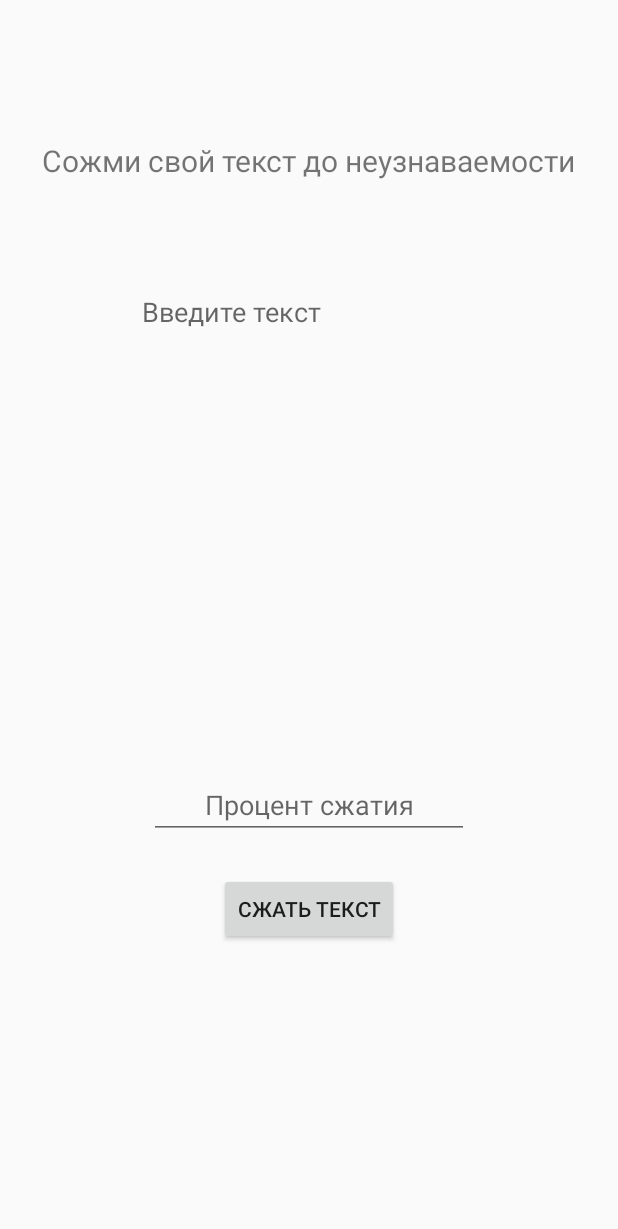
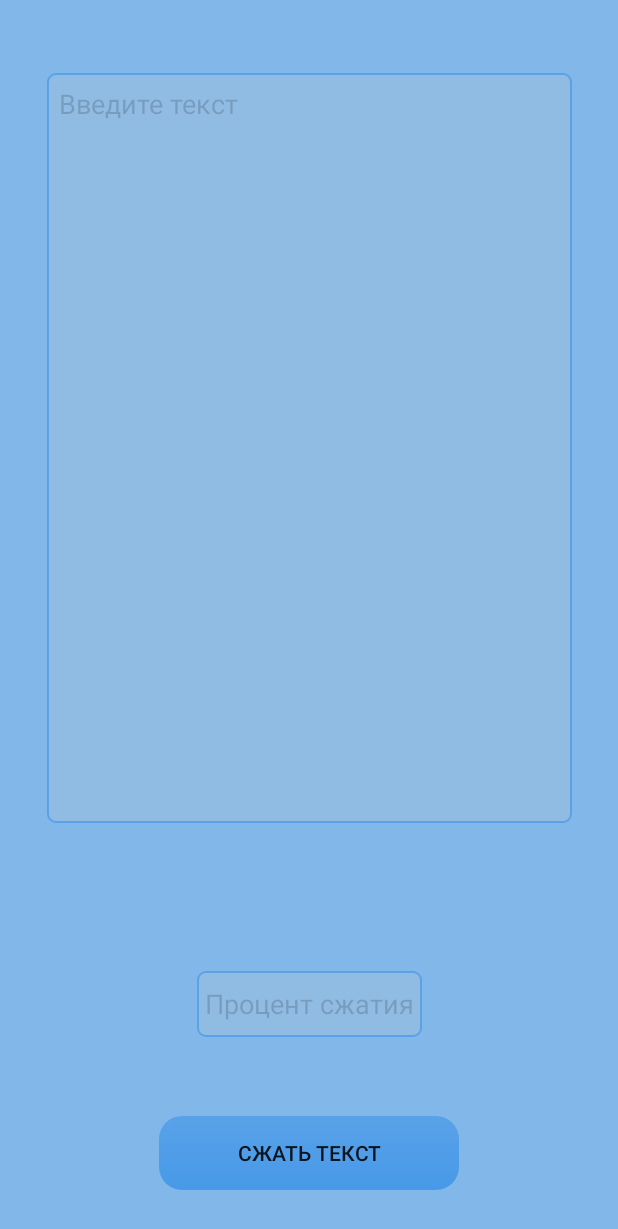
Before and after one commit to edward-nek/TextCorrect, an Android app: the layout activity_main.xml on its own in the app's theme, with its tools: preview values and no code run, on a phone screen of 412 x 824 dp. Shown: the top 1229 px of the screen. Run offline under Robolectric (Android 15) with nearby library versions, the light colour scheme and no system bars.

Commit message:
Redesign application

```diff
--- /dev/null
+++ b/app/src/main/res/drawable/button_style.xml
@@ -0,0 +1,24 @@
+<?xml version="1.0" encoding="utf-8"?>
+<shape xmlns:android="http://schemas.android.com/apk/res/android">
+    android:shape="rectangle" >
+
+    <corners android:radius="15dp" />
+
+    <gradient
+        android:angle="90"
+        android:startColor="#4799E8"
+        android:endColor="#B24799E8"
+        android:type="linear" />
+
+    <stroke
+        android:width="0dp"
+        android:color="#00FFFFFF" />
+
+    <padding
+        android:bottom="5dp"
+        android:left="5dp"
+        android:right="5dp"
+        android:top="5dp" />
+
+
+</shape>
--- /dev/null
+++ b/app/src/main/res/drawable/edit_text_style.xml
@@ -0,0 +1,12 @@
+<shape xmlns:android="http://schemas.android.com/apk/res/android"
+    android:thickness="0dp"
+    android:shape="rectangle">
+    <stroke android:width="1dp"
+        android:color="#B24799E8"/>
+    <corners android:radius="5dp" />
+    <gradient
+        android:startColor="#34C8C8C8"
+        android:endColor="#34C8C8C8"
+        android:type="linear"
+        android:angle="270"/>
+</shape>
--- a/app/src/main/res/layout/activity_main.xml
+++ b/app/src/main/res/layout/activity_main.xml
@@ -4,43 +4,35 @@
     xmlns:tools="http://schemas.android.com/tools"
     android:layout_width="match_parent"
     android:layout_height="match_parent"
-    tools:context=".MainActivity">
+    tools:context=".MainActivity"
+    android:background="#C45EA3E6">
 
-    <TextView
-        android:layout_width="wrap_content"
-        android:layout_height="wrap_content"
-        android:gravity="center"
-        android:text="Сожми свой текст до неузнаваемости"
-        android:textSize="20dp"
-
-        app:layout_constraintBottom_toBottomOf="parent"
-        app:layout_constraintHorizontal_bias="0.489"
-        app:layout_constraintLeft_toLeftOf="parent"
-        app:layout_constraintRight_toRightOf="parent"
-        app:layout_constraintTop_toTopOf="parent"
-        app:layout_constraintVertical_bias="0.117" />
 
     <Button
         android:id="@+id/btSubmit"
-        android:layout_width="wrap_content"
-        android:layout_height="wrap_content"
+        android:layout_width="200dp"
+        android:layout_height="49dp"
         android:text="Сжать текст"
+        android:background="@drawable/button_style"
+
 
         app:layout_constraintBottom_toBottomOf="parent"
         app:layout_constraintLeft_toLeftOf="parent"
         app:layout_constraintRight_toRightOf="parent"
         app:layout_constraintTop_toTopOf="parent"
-        app:layout_constraintVertical_bias="0.75" />
+        app:layout_constraintVertical_bias="0.96" />
 
     <EditText
         android:id="@+id/etInputText"
-        android:layout_width="239dp"
-        android:layout_height="288dp"
+        android:layout_width="350dp"
+        android:layout_height="500dp"
+        android:background="@drawable/edit_text_style"
         android:ems="10"
         android:gravity="start|top"
         android:inputType="textMultiLine"
         android:hint="Введите текст"
-        android:backgroundTint="@android:color/transparent"
+        android:textColorHint="#2A030303"
+
         android:padding="8dp"
 
 
@@ -48,23 +40,25 @@
         app:layout_constraintLeft_toLeftOf="parent"
         app:layout_constraintRight_toRightOf="parent"
         app:layout_constraintTop_toTopOf="parent"
-        app:layout_constraintVertical_bias="0.35" />
+        app:layout_constraintVertical_bias="0.15" />
 
     <EditText
         android:id="@+id/etProc"
-        android:layout_width="wrap_content"
-        android:layout_height="wrap_content"
+        android:layout_width="150dp"
+        android:layout_height="44dp"
         android:ems="10"
+        android:gravity="center"
+        android:hint="Процент сжатия"
         android:inputType="number"
-        android:hint="Процент сжатия"
         android:maxLength="2"
-        android:gravity="center"
+        android:textColorHint="#2A030303"
+        android:background="@drawable/edit_text_style"
 
 
         app:layout_constraintBottom_toBottomOf="parent"
         app:layout_constraintLeft_toLeftOf="parent"
         app:layout_constraintRight_toRightOf="parent"
         app:layout_constraintTop_toTopOf="parent"
-        app:layout_constraintVertical_bias="0.66" />
+        app:layout_constraintVertical_bias="0.83" />
 
 </androidx.constraintlayout.widget.ConstraintLayout>
```
Also changed, not shown: app/src/main/java/ru/nekrasoved/textcorrect/MainActivity.java (+57 -1 lines), app/src/main/java/ru/nekrasoved/textcorrect/TextActivity.java (+68 -0 lines), app/src/main/res/layout/activity_text.xml (+11 -19 lines).
